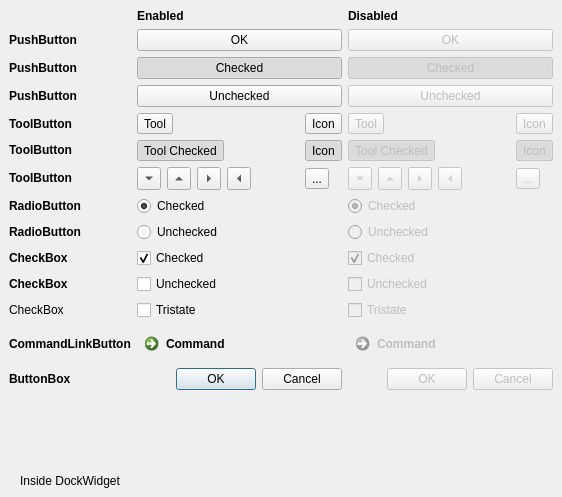
The window that example/ui/dw_buttons.ui (ColinDuquesnoy/QDarkStyleSheet) describes before a commit, drawn with Qt 5.
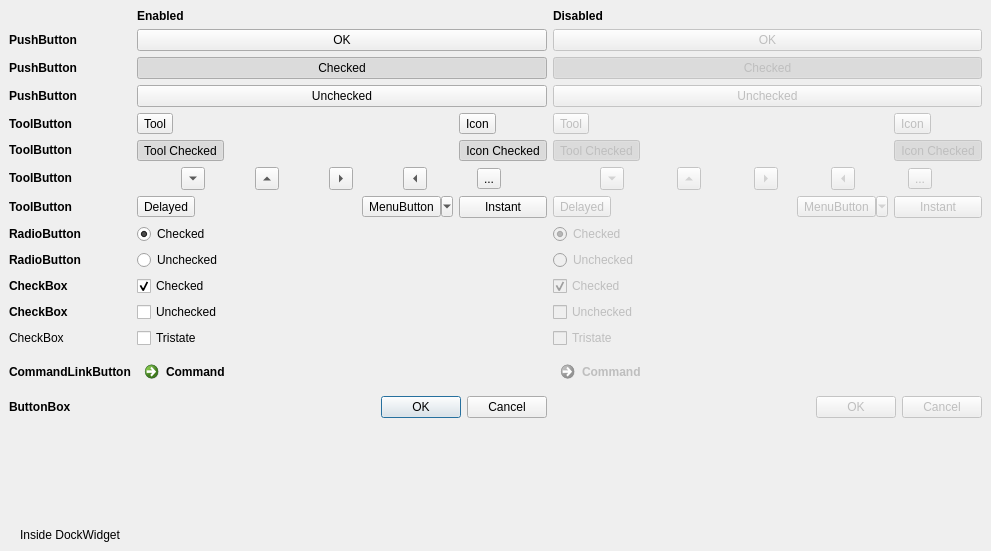
The same window after the commit.

Commit message: Add toolbuttons with popup modes, #187

Diff of the .ui file:
```diff
--- a/example/ui/dw_buttons.ui
+++ b/example/ui/dw_buttons.ui
@@ -6,8 +6,8 @@
    <rect>
     <x>0</x>
     <y>0</y>
-    <width>562</width>
-    <height>497</height>
+    <width>991</width>
+    <height>551</height>
    </rect>
   </property>
   <property name="windowTitle">
@@ -15,7 +15,7 @@
   </property>
   <widget class="QWidget" name="dockWidgetContents">
    <layout class="QGridLayout" name="gridLayout">
-    <item row="2" column="1" colspan="6">
+    <item row="2" column="1" colspan="7">
      <widget class="QPushButton" name="pushButtonChecked">
       <property name="maximumSize">
        <size>
@@ -57,7 +57,7 @@
       </property>
      </widget>
     </item>
-    <item row="6" column="7" colspan="4">
+    <item row="6" column="8" colspan="5">
      <widget class="QToolButton" name="toolButtonCheckedDis">
       <property name="enabled">
        <bool>false</bool>
@@ -83,99 +83,7 @@
       </property>
      </widget>
     </item>
-    <item row="7" column="1">
-     <widget class="QToolButton" name="toolButtonArrowDown">
-      <property name="text">
-       <string>...</string>
-      </property>
-      <property name="arrowType">
-       <enum>Qt::DownArrow</enum>
-      </property>
-     </widget>
-    </item>
-    <item row="7" column="2">
-     <widget class="QToolButton" name="toolButtonArrowUp">
-      <property name="text">
-       <string>...</string>
-      </property>
-      <property name="arrowType">
-       <enum>Qt::UpArrow</enum>
-      </property>
-     </widget>
-    </item>
-    <item row="7" column="3">
-     <widget class="QToolButton" name="toolButtonArrowRight">
-      <property name="text">
-       <string>...</string>
-      </property>
-      <property name="arrowType">
-       <enum>Qt::RightArrow</enum>
-      </property>
-     </widget>
-    </item>
-    <item row="7" column="4" colspan="2">
-     <widget class="QToolButton" name="toolButtonArrowLeft">
-      <property name="text">
-       <string>...</string>
-      </property>
-      <property name="arrowType">
-       <enum>Qt::LeftArrow</enum>
-      </property>
-     </widget>
-    </item>
-    <item row="7" column="7">
-     <widget class="QToolButton" name="toolButtonArrowDownDis">
-      <property name="enabled">
-       <bool>false</bool>
-      </property>
-      <property name="text">
-       <string>...</string>
-      </property>
-      <property name="arrowType">
-       <enum>Qt::DownArrow</enum>
-      </property>
-     </widget>
-    </item>
-    <item row="7" column="8">
-     <widget class="QToolButton" name="toolButtonArrowUpDis">
-      <property name="enabled">
-       <bool>false</bool>
-      </property>
-      <property name="text">
-       <string>...</string>
-      </property>
-      <property name="arrowType">
-       <enum>Qt::UpArrow</enum>
-      </property>
-     </widget>
-    </item>
-    <item row="7" column="9">
-     <widget class="QToolButton" name="toolButtonArrowRightDis">
-      <property name="enabled">
-       <bool>false</bool>
-      </property>
-      <property name="text">
-       <string>...</string>
-      </property>
-      <property name="arrowType">
-       <enum>Qt::RightArrow</enum>
-      </property>
-     </widget>
-    </item>
-    <item row="7" column="10" colspan="2">
-     <widget class="QToolButton" name="toolButtonArrowLeftDis">
-      <property name="enabled">
-       <bool>false</bool>
-      </property>
-      <property name="text">
-       <string>...</string>
-      </property>
-      <property name="arrowType">
-       <enum>Qt::LeftArrow</enum>
-      </property>
-     </widget>
-    </item>
-    <item row="8" column="1" colspan="3">
+    <item row="9" column="1" colspan="4">
      <widget class="QRadioButton" name="radioButtonChecked">
       <property name="text">
        <string>Checked</string>
@@ -188,7 +96,7 @@
       </property>
      </widget>
     </item>
-    <item row="8" column="7" colspan="3">
+    <item row="9" column="8" colspan="4">
      <widget class="QRadioButton" name="radioButtonCheckedDis">
       <property name="enabled">
        <bool>false</bool>
@@ -204,7 +112,7 @@
       </property>
      </widget>
     </item>
-    <item row="9" column="0">
+    <item row="10" column="0">
      <widget class="QLabel" name="label_29">
       <property name="minimumSize">
        <size>
@@ -238,7 +146,35 @@
       </property>
      </widget>
     </item>
-    <item row="9" column="1" colspan="4">
+    <item row="4" column="1" colspan="3">
+     <widget class="QToolButton" name="toolButton">
+      <property name="minimumSize">
+       <size>
+        <width>0</width>
+        <height>0</height>
+       </size>
+      </property>
+      <property name="maximumSize">
+       <size>
+        <width>16777215</width>
+        <height>16777215</height>
+       </size>
+      </property>
+      <property name="toolTip">
+       <string>This is a tool tip</string>
+      </property>
+      <property name="statusTip">
+       <string>This is a status tip</string>
+      </property>
+      <property name="whatsThis">
+       <string>This is &quot;what is this&quot;</string>
+      </property>
+      <property name="text">
+       <string>Tool</string>
+      </property>
+     </widget>
+    </item>
+    <item row="10" column="1" colspan="5">
      <widget class="QRadioButton" name="radioButtonUnchecked">
       <property name="minimumSize">
        <size>
@@ -269,7 +205,7 @@
       </property>
      </widget>
     </item>
-    <item row="9" column="7" colspan="4">
+    <item row="10" column="8" colspan="5">
      <widget class="QRadioButton" name="radioButtonUncheckedDis">
       <property name="enabled">
        <bool>false</bool>
@@ -306,7 +242,7 @@
       </property>
      </widget>
     </item>
-    <item row="10" column="0">
+    <item row="11" column="0">
      <widget class="QLabel" name="label_53">
       <property name="font">
        <font>
@@ -319,7 +255,41 @@
       </property>
      </widget>
     </item>
-    <item row="10" column="1" colspan="3">
+    <item row="1" column="8" colspan="7">
+     <widget class="QPushButton" name="pushButtonDis">
+      <property name="enabled">
+       <bool>false</bool>
+      </property>
+      <property name="minimumSize">
+       <size>
+        <width>0</width>
+        <height>0</height>
+       </size>
+      </property>
+      <property name="maximumSize">
+       <size>
+        <width>16777215</width>
+        <height>16777215</height>
+       </size>
+      </property>
+      <property name="toolTip">
+       <string>This is a tool tip</string>
+      </property>
+      <property name="statusTip">
+       <string>This is a status tip</string>
+      </property>
+      <property name="whatsThis">
+       <string>This is &quot;what is this&quot;</string>
+      </property>
+      <property name="text">
+       <string>OK</string>
+      </property>
+      <property name="default">
+       <bool>false</bool>
+      </property>
+     </widget>
+    </item>
+    <item row="11" column="1" colspan="4">
      <widget class="QCheckBox" name="checkBoxChecked">
       <property name="text">
        <string>Checked</string>
@@ -329,7 +299,7 @@
       </property>
      </widget>
     </item>
-    <item row="10" column="7" colspan="3">
+    <item row="11" column="8" colspan="4">
      <widget class="QCheckBox" name="checkBoxCheckedDis">
       <property name="enabled">
        <bool>false</bool>
@@ -342,7 +312,7 @@
       </property>
      </widget>
     </item>
-    <item row="11" column="0">
+    <item row="12" column="0">
      <widget class="QLabel" name="label_30">
       <property name="minimumSize">
        <size>
@@ -376,7 +346,7 @@
       </property>
      </widget>
     </item>
-    <item row="11" column="1" colspan="4">
+    <item row="12" column="1" colspan="5">
      <widget class="QCheckBox" name="checkBoxEnabled">
       <property name="minimumSize">
        <size>
@@ -407,7 +377,7 @@
       </property>
      </widget>
     </item>
-    <item row="11" column="7" colspan="4">
+    <item row="12" column="8" colspan="5">
      <widget class="QCheckBox" name="checkBoxUncheckedDis">
       <property name="enabled">
        <bool>false</bool>
@@ -441,14 +411,14 @@
       </property>
      </widget>
     </item>
-    <item row="12" column="0">
+    <item row="13" column="0">
      <widget class="QLabel" name="label">
       <property name="text">
        <string>CheckBox</string>
       </property>
      </widget>
     </item>
-    <item row="12" column="1" colspan="3">
+    <item row="13" column="1" colspan="4">
      <widget class="QCheckBox" name="checkBoxTristate">
       <property name="text">
        <string>Tristate</string>
@@ -461,7 +431,7 @@
       </property>
      </widget>
     </item>
-    <item row="12" column="7" colspan="3">
+    <item row="13" column="8" colspan="4">
      <widget class="QCheckBox" name="checkBoxTristateDis">
       <property name="enabled">
        <bool>false</bool>
@@ -477,7 +447,7 @@
       </property>
      </widget>
     </item>
-    <item row="13" column="0">
+    <item row="14" column="0">
      <widget class="QLabel" name="label_31">
       <property name="minimumSize">
        <size>
@@ -511,7 +481,7 @@
       </property>
      </widget>
     </item>
-    <item row="13" column="1" colspan="6">
+    <item row="14" column="1" colspan="7">
      <widget class="QCommandLinkButton" name="commandLinkButton">
       <property name="minimumSize">
        <size>
@@ -539,7 +509,7 @@
       </property>
      </widget>
     </item>
-    <item row="13" column="7" colspan="6">
+    <item row="14" column="8" colspan="7">
      <widget class="QCommandLinkButton" name="commandLinkButtonDIs">
       <property name="enabled">
        <bool>false</bool>
@@ -555,7 +525,7 @@
       </property>
      </widget>
     </item>
-    <item row="14" column="0">
+    <item row="15" column="0">
      <widget class="QLabel" name="label_32">
       <property name="minimumSize">
        <size>
@@ -589,7 +559,7 @@
       </property>
      </widget>
     </item>
-    <item row="14" column="1" colspan="6">
+    <item row="15" column="1" colspan="7">
      <widget class="QDialogButtonBox" name="buttonBox">
       <property name="minimumSize">
        <size>
@@ -617,17 +587,7 @@
       </property>
      </widget>
     </item>
-    <item row="14" column="7" colspan="6">
-     <widget class="QDialogButtonBox" name="buttonBoxDis">
-      <property name="enabled">
-       <bool>false</bool>
-      </property>
-      <property name="standardButtons">
-       <set>QDialogButtonBox::Cancel|QDialogButtonBox::Ok</set>
-      </property>
-     </widget>
-    </item>
-    <item row="15" column="0">
+    <item row="16" column="0">
      <spacer name="verticalSpacer">
       <property name="toolTip">
        <string>Vertical Spacer 'verticalSpacer', 20 x 4</string>
@@ -649,7 +609,7 @@
       </property>
      </spacer>
     </item>
-    <item row="16" column="0">
+    <item row="17" column="0">
      <widget class="QLabel" name="label_36">
       <property name="toolTip">
        <string>This is a tool tip</string>
@@ -715,35 +675,7 @@
       </property>
      </widget>
     </item>
-    <item row="4" column="1" colspan="2">
-     <widget class="QToolButton" name="toolButton">
-      <property name="minimumSize">
-       <size>
-        <width>0</width>
-        <height>0</height>
-       </size>
-      </property>
-      <property name="maximumSize">
-       <size>
-        <width>16777215</width>
-        <height>16777215</height>
-       </size>
-      </property>
-      <property name="toolTip">
-       <string>This is a tool tip</string>
-      </property>
-      <property name="statusTip">
-       <string>This is a status tip</string>
-      </property>
-      <property name="whatsThis">
-       <string>This is &quot;what is this&quot;</string>
-      </property>
-      <property name="text">
-       <string>Tool</string>
-      </property>
-     </widget>
-    </item>
-    <item row="4" column="7" colspan="2">
+    <item row="4" column="8" colspan="3">
      <widget class="QToolButton" name="toolButtonDis">
       <property name="enabled">
        <bool>false</bool>
@@ -774,7 +706,7 @@
       </property>
      </widget>
     </item>
-    <item row="8" column="0">
+    <item row="9" column="0">
      <widget class="QLabel" name="label_75">
       <property name="font">
        <font>
@@ -787,7 +719,7 @@
       </property>
      </widget>
     </item>
-    <item row="1" column="1" colspan="6">
+    <item row="1" column="1" colspan="7">
      <widget class="QPushButton" name="pushButton">
       <property name="minimumSize">
        <size>
@@ -815,41 +747,7 @@
       </property>
      </widget>
     </item>
-    <item row="1" column="7" colspan="6">
-     <widget class="QPushButton" name="pushButtonDis">
-      <property name="enabled">
-       <bool>false</bool>
-      </property>
-      <property name="minimumSize">
-       <size>
-        <width>0</width>
-        <height>0</height>
-       </size>
-      </property>
-      <property name="maximumSize">
-       <size>
-        <width>16777215</width>
-        <height>16777215</height>
-       </size>
-      </property>
-      <property name="toolTip">
-       <string>This is a tool tip</string>
-      </property>
-      <property name="statusTip">
-       <string>This is a status tip</string>
-      </property>
-      <property name="whatsThis">
-       <string>This is &quot;what is this&quot;</string>
-      </property>
-      <property name="text">
-       <string>OK</string>
-      </property>
-      <property name="default">
-       <bool>false</bool>
-      </property>
-     </widget>
-    </item>
-    <item row="0" column="7" colspan="3">
+    <item row="0" column="8" colspan="4">
      <widget class="QLabel" name="label_73">
       <property name="font">
        <font>
@@ -862,7 +760,7 @@
       </property>
      </widget>
     </item>
-    <item row="2" column="7" colspan="6">
+    <item row="2" column="8" colspan="7">
      <widget class="QPushButton" name="pushButtonCheckedDis">
       <property name="enabled">
        <bool>false</bool>
@@ -912,7 +810,7 @@
       </property>
      </widget>
     </item>
-    <item row="3" column="7" colspan="6">
+    <item row="3" column="8" colspan="7">
      <widget class="QPushButton" name="pushButtonUncheckedDis">
       <property name="enabled">
        <bool>false</bool>
@@ -925,13 +823,6 @@
       </property>
      </widget>
     </item>
-    <item row="7" column="6">
-     <widget class="QToolButton" name="toolButtonDots">
-      <property name="text">
-       <string>...</string>
-      </property>
-     </widget>
-    </item>
     <item row="2" column="0">
      <widget class="QLabel" name="label_74">
       <property name="font">
@@ -945,7 +836,7 @@
       </property>
      </widget>
     </item>
-    <item row="3" column="1" colspan="6">
+    <item row="3" column="1" colspan="7">
      <widget class="QPushButton" name="pushButtonUnchecked">
       <property name="text">
        <string>Unchecked</string>
@@ -955,7 +846,7 @@
       </property>
      </widget>
     </item>
-    <item row="0" column="1" colspan="2">
+    <item row="0" column="1" colspan="3">
      <widget class="QLabel" name="label_72">
       <property name="font">
        <font>
@@ -968,43 +859,20 @@
       </property>
      </widget>
     </item>
-    <item row="6" column="6">
-     <widget class="QToolButton" name="toolButtonCheckedIcon">
-      <property name="text">
-       <string>Icon</string>
-      </property>
-      <property name="checkable">
-       <bool>true</bool>
-      </property>
-      <property name="checked">
-       <bool>true</bool>
-      </property>
-     </widget>
-    </item>
-    <item row="4" column="6">
+    <item row="4" column="7">
      <widget class="QToolButton" name="toolButtonIcon">
       <property name="text">
        <string>Icon</string>
       </property>
      </widget>
     </item>
-    <item row="7" column="12">
-     <widget class="QToolButton" name="toolButtonDotsDis">
-      <property name="enabled">
-       <bool>false</bool>
-      </property>
-      <property name="text">
-       <string>...</string>
-      </property>
-     </widget>
-    </item>
-    <item row="6" column="12">
+    <item row="6" column="14">
      <widget class="QToolButton" name="toolButtonCheckedIconDis">
       <property name="enabled">
        <bool>false</bool>
       </property>
       <property name="text">
-       <string>Icon</string>
+       <string>Icon Checked</string>
       </property>
       <property name="checkable">
        <bool>true</bool>
@@ -1014,7 +882,7 @@
       </property>
      </widget>
     </item>
-    <item row="4" column="12">
+    <item row="4" column="14">
      <widget class="QToolButton" name="toolButtonIconDis">
       <property name="enabled">
        <bool>false</bool>
@@ -1024,6 +892,219 @@
       </property>
      </widget>
     </item>
+    <item row="8" column="1" colspan="5">
+     <widget class="QToolButton" name="toolButtonDelayedPopUp">
+      <property name="text">
+       <string>Delayed</string>
+      </property>
+     </widget>
+    </item>
+    <item row="8" column="6">
+     <widget class="QToolButton" name="toolButtonMenuButtonPopUp">
+      <property name="text">
+       <string>MenuButton</string>
+      </property>
+      <property name="popupMode">
+       <enum>QToolButton::MenuButtonPopup</enum>
+      </property>
+     </widget>
+    </item>
+    <item row="6" column="7">
+     <widget class="QToolButton" name="toolButtonCheckedIcon">
+      <property name="text">
+       <string>Icon Checked</string>
+      </property>
+      <property name="checkable">
+       <bool>true</bool>
+      </property>
+      <property name="checked">
+       <bool>true</bool>
+      </property>
+     </widget>
+    </item>
+    <item row="8" column="0">
+     <widget class="QLabel" name="label_4">
+      <property name="text">
+       <string>&lt;html&gt;&lt;head/&gt;&lt;body&gt;&lt;p&gt;&lt;span style=&quot; font-weight:600;&quot;&gt;ToolButton&lt;/span&gt;&lt;/p&gt;&lt;/body&gt;&lt;/html&gt;</string>
+      </property>
+     </widget>
+    </item>
+    <item row="8" column="7">
+     <widget class="QPushButton" name="pushButtonInstantPopUp">
+      <property name="text">
+       <string>Instant</string>
+      </property>
+     </widget>
+    </item>
+    <item row="7" column="1" colspan="7">
+     <layout class="QGridLayout" name="gridLayout_3">
+      <item row="0" column="1">
+       <widget class="QToolButton" name="toolButtonArrowUp">
+        <property name="text">
+         <string>...</string>
+        </property>
+        <property name="arrowType">
+         <enum>Qt::UpArrow</enum>
+        </property>
+       </widget>
+      </item>
+      <item row="0" column="3">
+       <widget class="QToolButton" name="toolButtonArrowLeft">
+        <property name="text">
+         <string>...</string>
+        </property>
+        <property name="arrowType">
+         <enum>Qt::LeftArrow</enum>
+        </property>
+       </widget>
+      </item>
+      <item row="0" column="2">
+       <widget class="QToolButton" name="toolButtonArrowRight">
+        <property name="text">
+         <string>...</string>
+        </property>
+        <property name="arrowType">
+         <enum>Qt::RightArrow</enum>
+        </property>
+       </widget>
+      </item>
+      <item row="0" column="0">
+       <widget class="QToolButton" name="toolButtonArrowDown">
+        <property name="text">
+         <string>...</string>
+        </property>
+        <property name="arrowType">
+         <enum>Qt::DownArrow</enum>
+        </property>
+       </widget>
+      </item>
+      <item row="0" column="4">
+       <widget class="QToolButton" name="toolButtonDots">
+        <property name="text">
+         <string>...</string>
+        </property>
+       </widget>
+      </item>
+     </layout>
+    </item>
+    <item row="7" column="8" colspan="7">
+     <layout class="QGridLayout" name="gridLayout_2">
+      <item row="0" column="1">
+       <widget class="QToolButton" name="toolButtonArrowUpDis">
+        <property name="enabled">
+         <bool>false</bool>
+        </property>
+        <property name="text">
+         <string>...</string>
+        </property>
+        <property name="arrowType">
+         <enum>Qt::UpArrow</enum>
+        </property>
+       </widget>
+      </item>
+      <item row="0" column="0">
+       <widget class="QToolButton" name="toolButtonArrowDownDis">
+        <property name="enabled">
+         <bool>false</bool>
+        </property>
+        <property name="text">
+         <string>...</string>
+        </property>
+        <property name="arrowType">
+         <enum>Qt::DownArrow</enum>
+        </property>
+       </widget>
+      </item>
+      <item row="0" column="2">
+       <widget class="QToolButton" name="toolButtonArrowRightDis">
+        <property name="enabled">
+         <bool>false</bool>
+        </property>
+        <property name="text">
+         <string>...</string>
+        </property>
+        <property name="arrowType">
+         <enum>Qt::RightArrow</enum>
+        </property>
+       </widget>
+      </item>
+      <item row="0" column="3">
+       <widget class="QToolButton" name="toolButtonArrowLeftDis">
+        <property name="enabled">
+         <bool>false</bool>
+        </property>
+        <property name="text">
+         <string>...</string>
+        </property>
+        <property name="arrowType">
+         <enum>Qt::LeftArrow</enum>
+        </property>
+       </widget>
+      </item>
+      <item row="0" column="4">
+       <widget class="QToolButton" name="toolButtonDotsDis">
+        <property name="enabled">
+         <bool>false</bool>
+        </property>
+        <property name="text">
+         <string>...</string>
+        </property>
+       </widget>
+      </item>
+     </layout>
+    </item>
+    <item row="8" column="8">
+     <widget class="QToolButton" name="toolButtonDelayedPopUpDis">
+      <property name="enabled">
+       <bool>false</bool>
+      </property>
+      <property name="text">
+       <string>Delayed</string>
+      </property>
+     </widget>
+    </item>
+    <item row="8" column="13">
+     <widget class="QToolButton" name="toolButtonMenuButtonPopUpDis">
+      <property name="enabled">
+       <bool>false</bool>
+      </property>
+      <property name="text">
+       <string>MenuButton</string>
+      </property>
+      <property name="popupMode">
+       <enum>QToolButton::MenuButtonPopup</enum>
+      </property>
+     </widget>
+    </item>
+    <item row="8" column="14">
+     <widget class="QToolButton" name="toolButtonInstantPopUpDis">
+      <property name="enabled">
+       <bool>false</bool>
+      </property>
+      <property name="sizePolicy">
+       <sizepolicy hsizetype="Preferred" vsizetype="Preferred">
+        <horstretch>0</horstretch>
+        <verstretch>0</verstretch>
+       </sizepolicy>
+      </property>
+      <property name="text">
+       <string>Instant</string>
+      </property>
+      <property name="popupMode">
+       <enum>QToolButton::InstantPopup</enum>
+      </property>
+     </widget>
+    </item>
+    <item row="15" column="8" colspan="7">
+     <widget class="QDialogButtonBox" name="buttonBoxDis">
+      <property name="enabled">
+       <bool>false</bool>
+      </property>
+      <property name="standardButtons">
+       <set>QDialogButtonBox::Cancel|QDialogButtonBox::Ok</set>
+      </property>
+     </widget>
+    </item>
    </layout>
   </widget>
  </widget>
```
Left out of the diff: 2 changed lines with no effect on the pictures.
